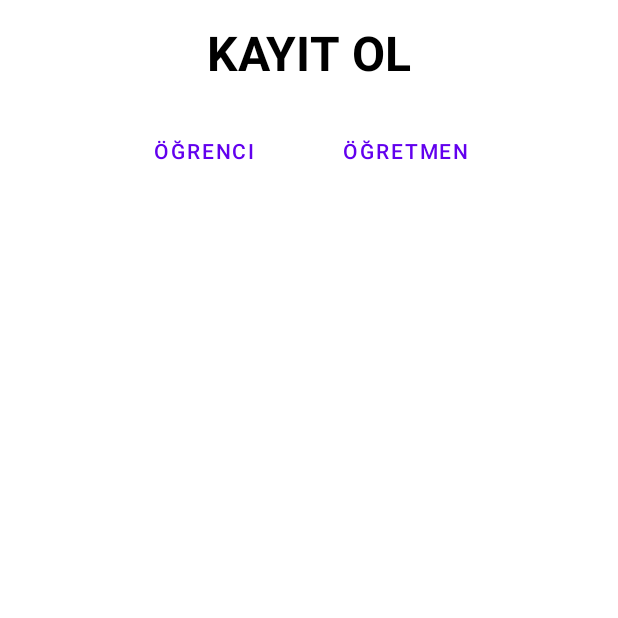
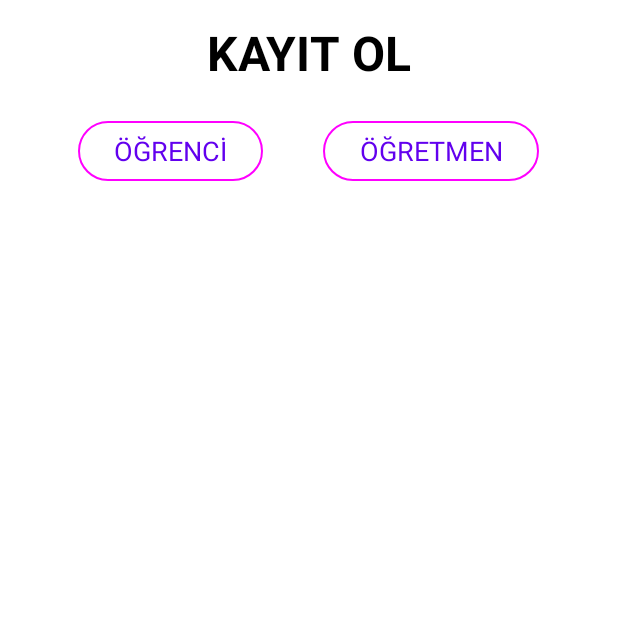
Before and after one commit to FurkanKaraketir/KTS-Kocluk-Takip-Sistemi, an Android app: the RegisterActivity screen opened directly, with no data from a screen before it, on a phone screen of 412 x 824 dp, the top half of it. Run offline under Robolectric (Android 15) with nearby library versions, the phone set to English and light mode, and no system bars; our stand-ins replace Firebase (no records; nobody signed in at launch, a user with empty details on screens opened directly).

Commit message:
Button Appearance Fix

```diff
--- a/app/build.gradle
+++ b/app/build.gradle
@@ -2,6 +2,8 @@ plugins {
     id 'com.android.application'
     id 'org.jetbrains.kotlin.android'
     id 'com.google.gms.google-services'
+    id 'com.google.firebase.crashlytics'
+    id 'com.google.firebase.firebase-perf'
 
 }
 
@@ -43,6 +45,10 @@ dependencies {
     implementation 'com.google.firebase:firebase-auth-ktx'
     implementation 'com.google.firebase:firebase-firestore-ktx'
     implementation 'androidx.core:core-ktx:1.8.0'
+    implementation 'com.google.firebase:firebase-analytics-ktx'
+    implementation 'com.google.firebase:firebase-crashlytics-ktx'
+    implementation 'com.google.firebase:firebase-perf-ktx'
+
 
     implementation 'androidx.constraintlayout:constraintlayout:2.1.4'
     testImplementation 'junit:junit:4.13.2'
--- a/app/src/main/res/layout/activity_main.xml
+++ b/app/src/main/res/layout/activity_main.xml
@@ -9,6 +9,8 @@
         android:id="@+id/signOutButton"
         android:layout_width="wrap_content"
         android:layout_height="wrap_content"
+        android:textSize="18sp"
+        style="@style/Widget.Material3.Button.OutlinedButton"
         android:layout_centerHorizontal="true"
         android:layout_centerVertical="true"
         android:text="@string/k_yap">
--- a/app/src/main/res/layout/activity_register.xml
+++ b/app/src/main/res/layout/activity_register.xml
@@ -32,20 +32,22 @@
         <Button
 
             android:id="@+id/studentButton"
-            style="?android:attr/buttonBarButtonStyle"
+            style="@style/Widget.Material3.Button.OutlinedButton"
             android:layout_width="wrap_content"
             android:layout_height="wrap_content"
             android:layout_margin="20dp"
-            android:text="@string/student" />
+            android:text="@string/student"
+            android:textSize="18sp" />
 
 
         <Button
             android:id="@+id/teacherButton"
-            style="?android:attr/buttonBarButtonStyle"
+            style="@style/Widget.Material3.Button.OutlinedButton"
             android:layout_width="wrap_content"
             android:layout_height="wrap_content"
             android:layout_margin="20dp"
-            android:text="@string/teacher" />
+            android:text="@string/teacher"
+            android:textSize="18sp" />
 
 
     </LinearLayout>
@@ -71,7 +73,7 @@
                 android:id="@+id/nameAndSurnameEditText"
                 android:layout_width="match_parent"
                 android:layout_height="wrap_content"
-                android:inputType="text" />
+                android:inputType="textPersonName" />
 
         </com.google.android.material.textfield.TextInputLayout>
 
@@ -174,9 +176,11 @@
 
         <Button
             android:id="@+id/signUpButton"
-            android:layout_width="wrap_content"
-            android:layout_height="wrap_content"
-            android:text="@string/sign_up">
+            style="@style/Widget.Material3.Button.OutlinedButton"
+            android:layout_width="320dp"
+            android:layout_height="60dp"
+            android:text="@string/sign_up"
+            android:textSize="18sp">
 
         </Button>
 
--- a/app/src/main/res/values/strings.xml
+++ b/app/src/main/res/values/strings.xml
@@ -3,9 +3,9 @@
     <string name="log_in">GİRİŞ YAP</string>
     <string name="email">Email</string>
     <string name="password">Şifre</string>
-    <string name="i_want_to_sign_up">Kayıt Olmak İstiyorum</string>
-    <string name="student">Öğrenci</string>
-    <string name="teacher">Öğretmen</string>
+    <string name="i_want_to_sign_up"><u>Henüz hesabınız yok mu? Kayıt olun.</u></string>
+    <string name="student">ÖĞRENCİ</string>
+    <string name="teacher">ÖĞRETMEN</string>
     <string name="sign_up">KAYIT OL</string>
     <string name="sim_ve_soyisim">İsim ve Soyisim</string>
     <string name="s_n_f">Sınıf</string>
--- a/build.gradle
+++ b/build.gradle
@@ -7,6 +7,8 @@ buildscript {
     }
     dependencies {
         classpath 'com.google.gms:google-services:4.3.13'
+        classpath 'com.google.firebase:firebase-crashlytics-gradle:2.9.1'
+        classpath 'com.google.firebase:perf-plugin:1.4.1'
 
     }
 }
```
Also changed, not shown: app/src/main/res/layout/activity_login.xml (+8 -15 lines).
